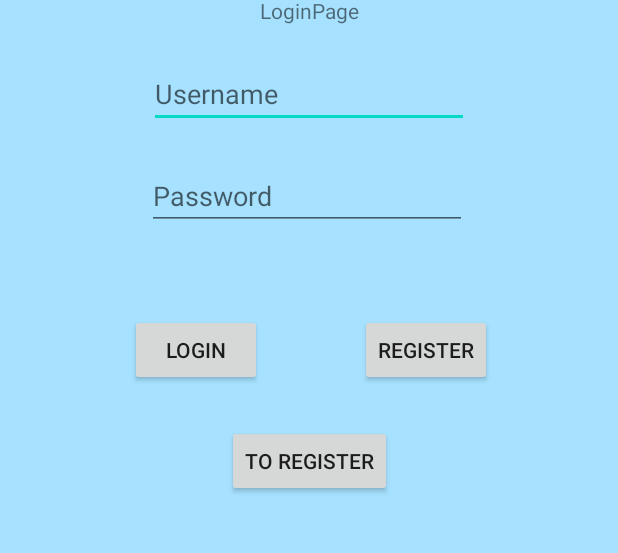
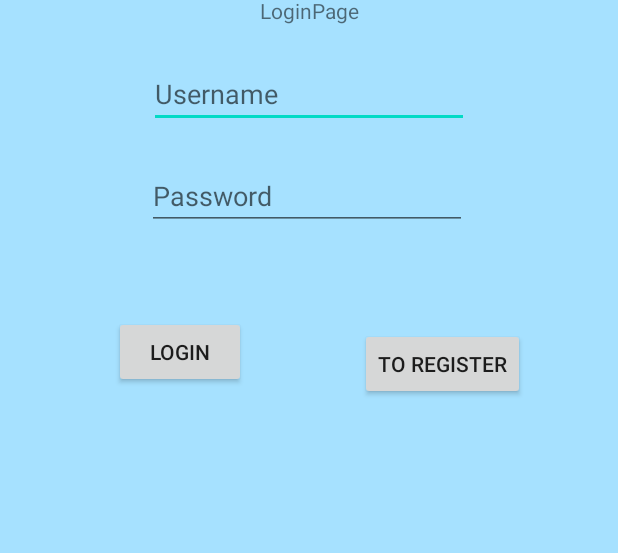
Before and after one commit to dlam15/BudgetUs, an Android app: the screen it shows after launch (MainActivity), on a phone screen of 412 x 824 dp, the part 538-1091 px from its top. Run offline under Robolectric (Android 15) with nearby library versions, the phone set to English and light mode, and no system bars.

Commit message:
updated to add theresa's changes

```diff
--- a/BudgetUs/app/src/main/res/layout/activity_main.xml
+++ b/BudgetUs/app/src/main/res/layout/activity_main.xml
@@ -16,8 +16,9 @@
         android:text="to register"
         app:layout_constraintBottom_toBottomOf="parent"
         app:layout_constraintEnd_toEndOf="parent"
+        app:layout_constraintHorizontal_bias="0.794"
         app:layout_constraintStart_toStartOf="parent"
-        app:layout_constraintTop_toBottomOf="@+id/textView4" />
+        app:layout_constraintTop_toBottomOf="@+id/editPassword" />
 
     <EditText
         android:id="@+id/editUsername"
@@ -33,28 +34,16 @@
         app:layout_constraintStart_toStartOf="parent" />
 
     <Button
-        android:id="@+id/btRegister"
-        android:layout_width="wrap_content"
-        android:layout_height="wrap_content"
-        android:layout_marginEnd="84dp"
-        android:layout_marginRight="84dp"
-        android:text="Register"
-        app:layout_constraintBottom_toBottomOf="parent"
-        app:layout_constraintEnd_toEndOf="parent"
-        app:layout_constraintTop_toBottomOf="@+id/editPassword"
-        app:layout_constraintVertical_bias="0.212" />
-
-    <Button
         android:id="@+id/btLogin"
         android:layout_width="wrap_content"
         android:layout_height="wrap_content"
+        android:layout_marginStart="76dp"
+        android:layout_marginLeft="76dp"
         android:text="Login"
         app:layout_constraintBottom_toBottomOf="parent"
-        app:layout_constraintEnd_toStartOf="@+id/btRegister"
-        app:layout_constraintHorizontal_bias="0.569"
         app:layout_constraintStart_toStartOf="parent"
         app:layout_constraintTop_toBottomOf="@+id/editPassword"
-        app:layout_constraintVertical_bias="0.212" />
+        app:layout_constraintVertical_bias="0.218" />
 
     <EditText
         android:id="@+id/editPassword"
--- a/BudgetUs/app/src/main/res/values/strings.xml
+++ b/BudgetUs/app/src/main/res/values/strings.xml
@@ -1,6 +1,7 @@
 <resources>
     <string name="app_name">BudgetUs</string>
     <string name="title_activity_register">RegisterActivity</string>
+    <string name="title_activity_dashboard">MainDashboard</string>
     <!-- Strings used for fragments for navigation -->
     <string name="first_fragment_label">First Fragment</string>
     <string name="second_fragment_label">Second Fragment</string>
```
Also changed, not shown: BudgetUs/app/src/main/AndroidManifest.xml (+7 -0 lines), BudgetUs/app/src/main/java/com/example/budgetus/MainActivity.java (+28 -28 lines), BudgetUs/app/src/main/java/com/example/budgetus/Register.java (deleted, +0 -14 lines), BudgetUs/app/src/main/res/layout/activity_main_dashboard.xml (+9 -0 lines), BudgetUs/app/src/main/res/layout/activity_regsister.xml (deleted, +0 -70 lines).
